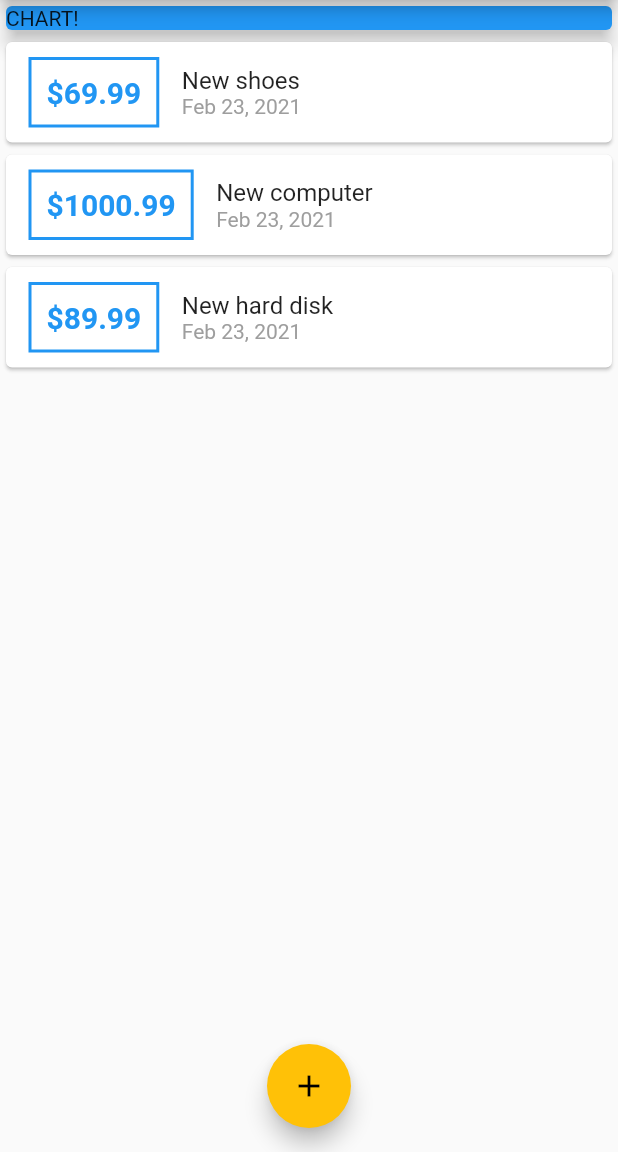
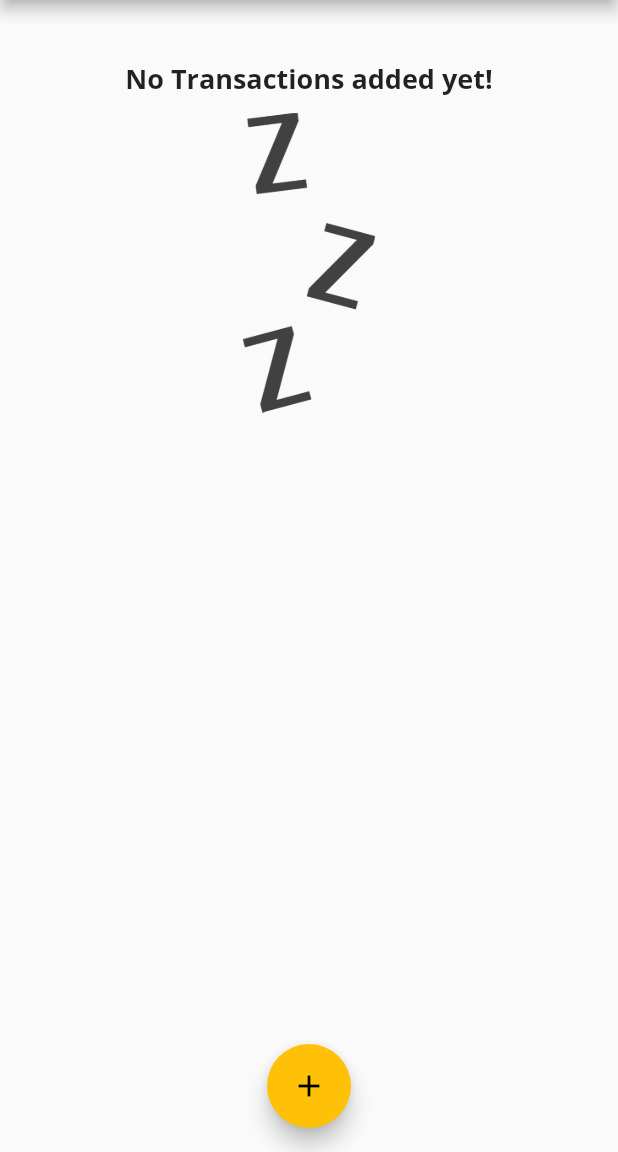
Before and after one commit to mkrosnicki/MyExpensesNew, a Flutter app: the screen it shows after launch, on a phone screen of 412 x 824 dp, the part 84-1236 px from its top. Run offline on Flutter 3.47's test engine with Material 2 defaults, Android fonts, the phone set to English and light mode, and no system bars.

Commit message:
chart initial setup

```diff
--- a/lib/main.dart
+++ b/lib/main.dart
@@ -1,3 +1,4 @@
+import 'package:MyExpensesNew/widget/chart.dart';
 import 'package:MyExpensesNew/widget/new_transaction.dart';
 import 'package:MyExpensesNew/widget/transaction_list.dart';
 import 'package:flutter/material.dart';
@@ -53,13 +54,19 @@ class MyHomePage extends StatefulWidget {
 
 class _MyHomePageState extends State<MyHomePage> {
   final List<Transaction> _userTransactions = [
-    Transaction(
-        id: '1', title: 'New shoes', amount: 69.99, date: DateTime.now()),
-    Transaction(
-        id: '1', title: 'New computer', amount: 1000.99, date: DateTime.now()),
-    Transaction(
-        id: '1', title: 'New hard disk', amount: 89.99, date: DateTime.now()),
+    // Transaction(
+    //     id: '1', title: 'New shoes', amount: 69.99, date: DateTime.now()),
+    // Transaction(
+    //     id: '1', title: 'New computer', amount: 1000.99, date: DateTime.now()),
+    // Transaction(
+    //     id: '1', title: 'New hard disk', amount: 89.99, date: DateTime.now()),
   ];
+
+  List<Transaction> get _recentTransactions {
+    return _userTransactions.where((tx) {
+      return tx.date.isAfter(DateTime.now().subtract(Duration(days: 7)));
+    }).toList();
+  }
 
   void _addNewTransaction(String title, double amount) {
     final newTx = Transaction(
@@ -107,15 +114,8 @@ class _MyHomePageState extends State<MyHomePage> {
           mainAxisAlignment: MainAxisAlignment.start,
           crossAxisAlignment: CrossAxisAlignment.stretch,
           children: <Widget>[
-            Container(
-              width: double.infinity,
-              child: Card(
-                color: Colors.blue,
-                child: Text('CHART!'),
-                elevation: 5,
-              ),
-            ),
-            TransactionList(_userTransactions),
+            Chart(_userTransactions),
+            TransactionList(_recentTransactions),
           ],
         ),
       ),
--- /dev/null
+++ b/lib/widget/chart.dart
@@ -0,0 +1,43 @@
+import 'package:MyExpensesNew/models/transaction.dart';
+import 'package:flutter/material.dart';
+import 'package:intl/intl.dart';
+
+class Chart extends StatelessWidget {
+
+  final List<Transaction> recentTransactions;
+
+  Chart(this.recentTransactions);
+
+  List<Map<String, Object>>get groupedTransactionsValues {
+    return List.generate(7, (index) {
+      final weekDay = DateTime.now().subtract(Duration(days: index),);
+
+      double totalSum = 0.0;
+      for (var i = 0; i < recentTransactions.length; i++) {
+        var transactionDate = recentTransactions[i].date;
+        if (transactionDate.day == weekDay.day &&
+            transactionDate.month == weekDay.month &&
+            transactionDate.year == weekDay.month) {
+          totalSum += recentTransactions[i].amount;
+        }
+      }
+
+      return {'day': DateFormat.E(weekDay), 'amount': totalSum};
+    });
+  }
+
+  @override
+  Widget build(BuildContext context) {
+    return Card(
+      elevation: 6,
+      margin: EdgeInsets.all(20),
+      child: Row(
+        children: [
+          Row(),
+          Row(),
+          Row(),
+        ],
+      ),
+    );
+  }
+}
--- a/lib/widget/transaction_list.dart
+++ b/lib/widget/transaction_list.dart
@@ -11,14 +11,31 @@ class TransactionList extends StatelessWidget {
   Widget build(BuildContext context) {
     return Container(
       height: 300,
-      child: ListView.builder(
+      child: transactions.isEmpty
+          ? Column(
+              children: [
+                Text(
+                  'No Transactions added yet!',
+                  style: Theme.of(context).textTheme.title,
+                ),
+                SizedBox(
+                  height: 10,
+                ),
+                Container(
+                    height: 200,
+                    child: Image.asset('assets/images/waiting.png',
+                        fit: BoxFit.cover)),
+              ],
+            )
+          : ListView.builder(
               itemBuilder: (ctx, index) {
                 return Card(
                   child: Row(
                     children: [
                       Container(
                         padding: EdgeInsets.all(10),
-                  margin: EdgeInsets.symmetric(vertical: 10, horizontal: 15),
+                        margin:
+                            EdgeInsets.symmetric(vertical: 10, horizontal: 15),
                         decoration: BoxDecoration(
                           border: Border.all(
                             color: Theme.of(context).primaryColor,
--- a/pubspec.yaml
+++ b/pubspec.yaml
@@ -46,9 +46,9 @@ flutter:
   uses-material-design: true
 
     # To add assets to your application, add an assets section, like this:
-    # assets:
-    #   - images/a_dot_burr.jpeg
-    #   - images/a_dot_ham.jpeg
+  assets:
+    - assets/images/waiting.png
+#    - images/a_dot_ham.jpeg
 
     # An image asset can refer to one or more resolution-specific "variants", see
     # https://flutter.dev/assets-and-images/#resolution-aware.
```
Also changed, not shown: assets/images/waiting.png (added). Lines whose indentation alone changed are shown as unchanged.
